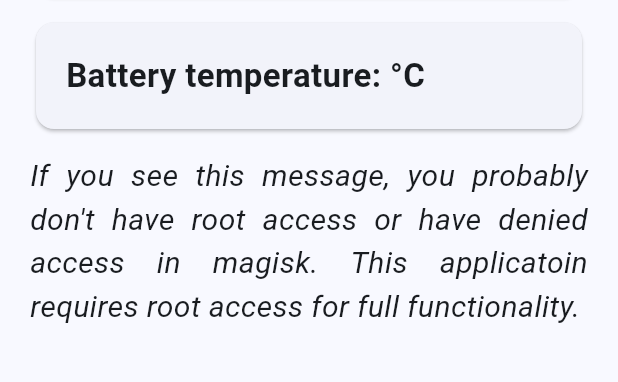
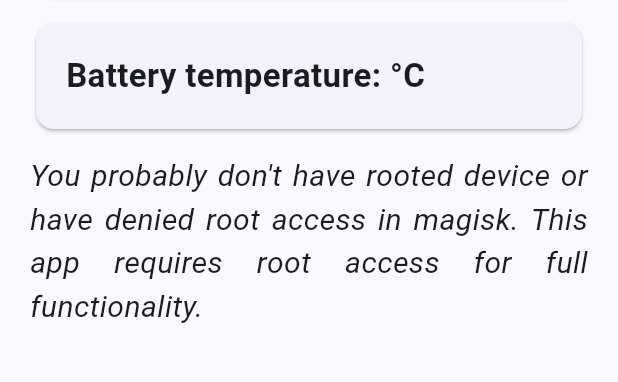
Before and after one commit to Maciek-Hetman/battery_health, a Flutter app: the RootlessHealthView widget shown alone on an empty page, opened directly with empty values, on a phone screen of 412 x 824 dp, the part 588-970 px from its top. Run offline on Flutter 3.47's test engine with Material 2 defaults, Android fonts, the phone set to English and light mode, and no system bars; drawn by our look-alikes of dynamic_color; our stand-ins replace device_info_plus, font_awesome_flutter, loading_indicator; missing offline and left inert: animated_battery_gauge, battery_info, root, system_info2.

Commit message:
fix spelling

```diff
--- a/lib/views/rootless_health_view.dart
+++ b/lib/views/rootless_health_view.dart
@@ -24,7 +24,7 @@ class RootlessHealthView extends StatefulWidget {
 
 class _RootlessHealthViewState extends State<RootlessHealthView> {
   final String _message =
-      "If you see this message, you probably don't have root access or have denied access in magisk. This applicatoin requires root access for full functionality.";
+      "You probably don't have rooted device or have denied root access in magisk. This app requires root access for full functionality.";
 
   @override
   Widget build(BuildContext context) {
```
